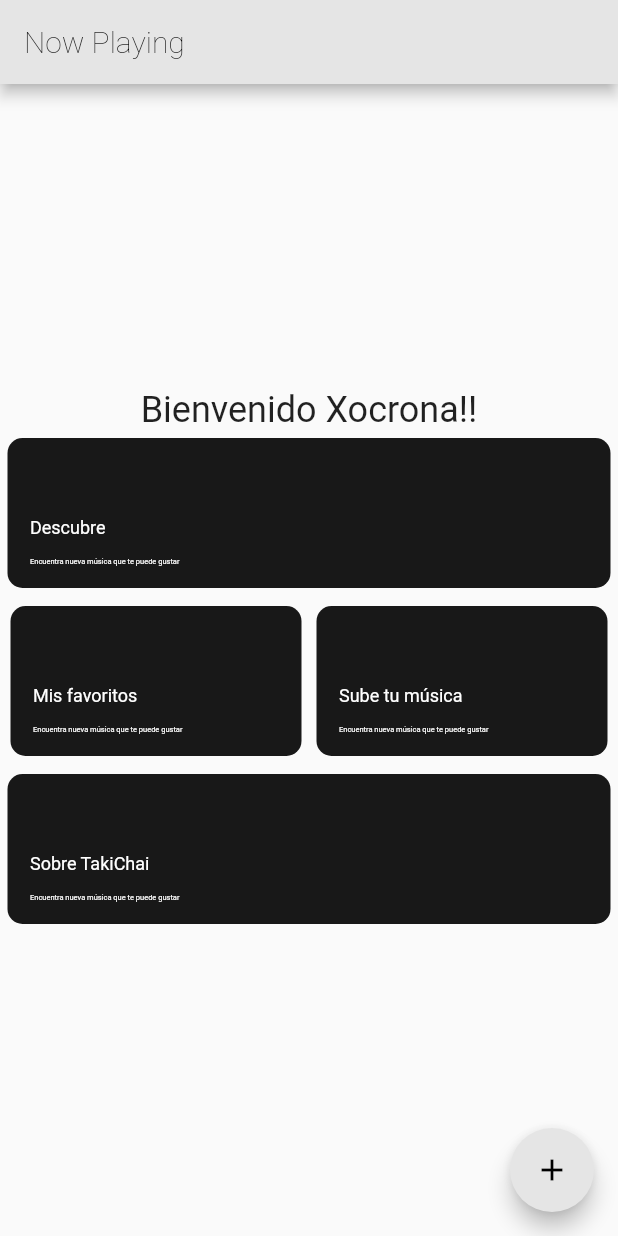
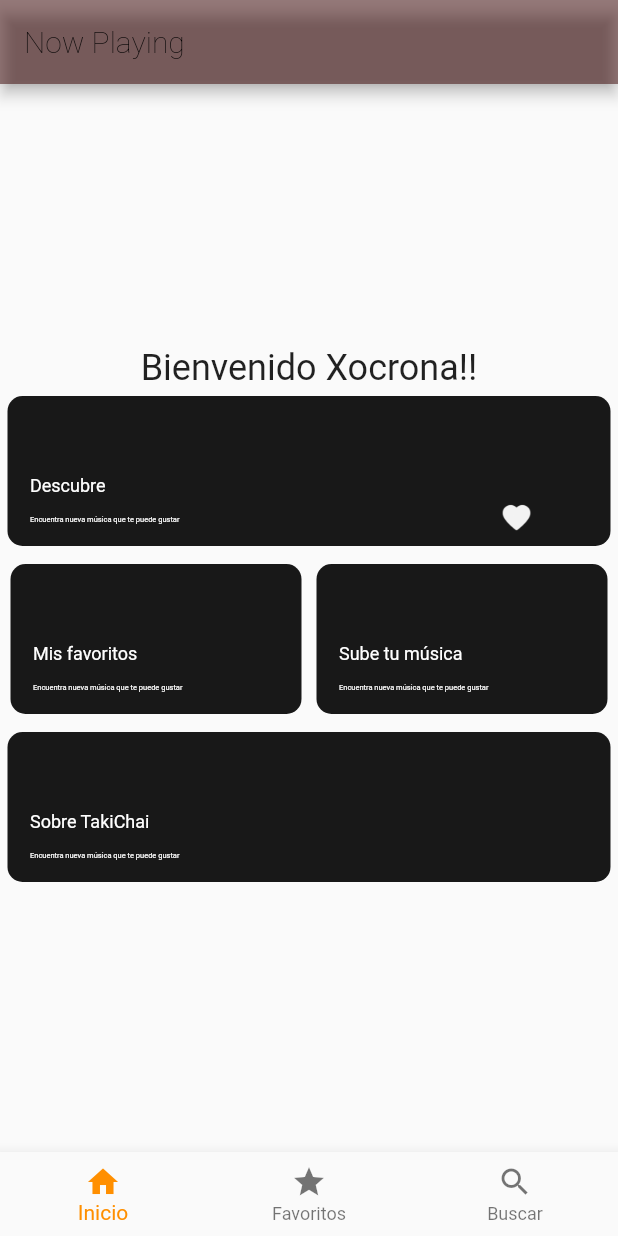
Before and after one commit to sasukenny/takichaiproject, a Flutter app: the screen it shows after launch, on a phone screen of 412 x 824 dp. Run offline on Flutter 3.47's test engine with Material 2 defaults, Android fonts, the phone set to English and light mode, and no system bars; missing offline and left inert: dart:js; Roboto replaces fonts that are missing (Montserrat).

Commit message:
adding wrapper_component

```diff
--- /dev/null
+++ b/lib/Wrapper/wrapper.dart
@@ -0,0 +1,50 @@
+import 'package:flutter/material.dart';
+import '../activities/act_Home.dart';
+import '../components/comp_bottomNavBar.dart';
+import '../components/comp_card.dart';
+
+class Wrapper extends StatefulWidget {
+  const Wrapper({Key? key, required this.title, required this.activitieChild}) : super(key: key);
+  final String title;
+  final Widget activitieChild;
+
+  @override
+  State<Wrapper> createState() => _HomeState();
+}
+
+class _HomeState extends State<Wrapper> {
+  int _counter = 0;
+
+  void _incrementCounter() {
+    setState(() {
+      // This call to setState tells the Flutter framework that something has
+      // changed in this State, which causes it to rerun the build method below
+      // so that the display can reflect the updated values. If we changed
+      // _counter without calling setState(), then the build method would not be
+      // called again, and so nothing would appear to happen.
+      _counter++;
+    });
+  }
+
+  @override
+  Widget build(BuildContext context) {
+
+    return Scaffold(
+      appBar: AppBar(
+        title: Text(widget.title),
+        backgroundColor: Color.fromRGBO(55, 0, 0, 0.5),
+
+      ),
+      //body: const Home(title: 'Now Playing'),
+      body: widget.activitieChild,
+      /*
+      floatingActionButton: FloatingActionButton(
+        onPressed: _incrementCounter,
+        tooltip: 'Increment',
+        child: const Icon(Icons.add),
+      ), */// This trailing comma makes auto-formatting nicer for build methods.
+      bottomNavigationBar: bottomNavBar(),
+    );
+  }
+
+}
--- a/lib/activities/act_Home.dart
+++ b/lib/activities/act_Home.dart
@@ -1,5 +1,8 @@
 import 'package:flutter/material.dart';
+import '../Wrapper/wrapper.dart';
+import '../components/comp_bottomNavBar.dart';
 import '../components/comp_card.dart';
+import 'act_musiclist.dart';
 
 class Home extends StatefulWidget {
   const Home({Key? key, required this.title}) : super(key: key);
@@ -11,30 +14,20 @@ class Home extends StatefulWidget {
 }
 
 class _HomeState extends State<Home> {
-  int _counter = 0;
-
-  void _incrementCounter() {
-    setState(() {
-      // This call to setState tells the Flutter framework that something has
-      // changed in this State, which causes it to rerun the build method below
-      // so that the display can reflect the updated values. If we changed
-      // _counter without calling setState(), then the build method would not be
-      // called again, and so nothing would appear to happen.
-      _counter++;
-    });
-  }
 
   @override
   Widget build(BuildContext context) {
-    comp_card FristComponent = comp_card(titulo: 'Descubre', flexText: 7, img: "assets/images/heart.png");
-    comp_card SecondComponent = comp_card(titulo: 'Mis favoritos', flexText: 9);
-    comp_card ThirdComponent = comp_card(titulo: 'Sube tu música', flexText: 9) ;
-    comp_card FourthComponent = comp_card(titulo: 'Sobre TakiChai', flexText: 7) ;
-    return Scaffold(
-      appBar: AppBar(
-        title: Text(widget.title),
-      ),
-      body: Center(
+    return
+      Wrapper(title: widget.title, activitieChild: elements());
+  }
+
+
+  Container elements(){
+    comp_card firstComponent = const comp_card(titulo: 'Descubre', flexText: 7, img: "assets/images/heart.png", newRoute: MusicList(title: 'hola') ,);
+    comp_card secondComponent = const comp_card(titulo: 'Mis favoritos', flexText: 9, newRoute: MusicList(title: 'hola'));
+    comp_card thirdComponent = const comp_card(titulo: 'Sube tu música', flexText: 9, newRoute: MusicList(title: 'hola')) ;
+    comp_card fourthComponent = const comp_card(titulo: 'Sobre TakiChai', flexText: 7, newRoute: MusicList(title: 'hola')) ;
+    return Container(
 
       child: Column(
           mainAxisAlignment: MainAxisAlignment.center,
@@ -53,46 +46,38 @@ class _HomeState extends State<Home> {
               '$_counter',
               style: Theme.of(context).textTheme.headline4,
             ),*/
-              new Column(
+            Column(
               crossAxisAlignment: CrossAxisAlignment.center,
               mainAxisSize: MainAxisSize.max,
               mainAxisAlignment: MainAxisAlignment.end,
               children: [
-                  FristComponent,
+                firstComponent,
                 Container(
                     margin: const EdgeInsets.all(1.0),
                     padding: const EdgeInsets.all(1.0),
-                      decoration: BoxDecoration(
-                          //border: Border.all(color: Colors.blueAccent)
+                    decoration: const BoxDecoration(
                     ),
                     child:
-                      new Row(
+                    Row(
                       children: [
                         Expanded(
                           flex: 5,
                           child:
-                            SecondComponent,
+                          secondComponent,
                         ),
                         Expanded(
                           flex: 5,
                           child:
-                            ThirdComponent,
+                          thirdComponent,
                         ),
                       ],
                     )
                 ),
-                  FourthComponent,
+                fourthComponent,
               ],
             ),
           ]
       ),
-      ),
-      floatingActionButton: FloatingActionButton(
-        onPressed: _incrementCounter,
-        tooltip: 'Increment',
-        child: const Icon(Icons.add),
-      ), // This trailing comma makes auto-formatting nicer for build methods.
     );
   }
-
 }
--- /dev/null
+++ b/lib/components/comp_bottomNavBar.dart
@@ -0,0 +1,40 @@
+import 'dart:js';
+import 'package:flutter/cupertino.dart';
+import 'package:flutter/material.dart';
+class bottomNavBar extends StatelessWidget{
+  //attributes
+  //final String titulo;
+  //final int flexText;
+  //final String img;
+  //final StatefulWidget newRoute;
+  //constructor
+  const bottomNavBar({Key? key,
+    //this.img = "",
+    //required this.titulo,
+    //required this.flexText,
+    //required this.newRoute}) : super(key: key);
+    }) : super(key: key);
+  @override
+  Widget build(BuildContext context) {
+    return BottomNavigationBar(
+      items: const <BottomNavigationBarItem>[
+        BottomNavigationBarItem(
+          icon: Icon(Icons.home),
+          label: 'Inicio',
+        ),
+        BottomNavigationBarItem(
+          icon: Icon(Icons.star),
+          label: 'Favoritos',
+        ),
+        BottomNavigationBarItem(
+          icon: Icon(Icons.search),
+          label: 'Buscar',
+        ),
+      ],
+      //currentIndex: _selectedIndex,
+      selectedItemColor: Colors.amber[800],
+      //onTap: _onItemTapped,
+    );
+  }
+
+}
--- a/lib/components/comp_card.dart
+++ b/lib/components/comp_card.dart
@@ -4,19 +4,22 @@ import 'package:flutter/cupertino.dart';
 import 'package:flutter/material.dart';
 
 import '../activities/act_Login.dart';
+import '../activities/act_musiclist.dart';
 
 class comp_card extends StatelessWidget {
   const comp_card({Key? key,
-        String img="",
+        this.img = "",
         required this.titulo,
-        required this.flexText}) : super(key: key);
+        required this.flexText,
+        required this.newRoute}) : super(key: key);
   final String titulo;
   final int flexText;
-  final String img="";
-
+  final String img;
+  final StatefulWidget newRoute;
   @override
   Widget build(BuildContext context) {
     int InvertflexText = 10 - flexText;
+
     return
       InkWell(
         child: Container(
@@ -100,8 +103,13 @@ class comp_card extends StatelessWidget {
           print("Click event on Container");
           Navigator.push(
             context,
-            MaterialPageRoute(builder: (context) => act_Login()),
+            MaterialPageRoute(builder: (context) => newRoute),
           );
+          /*
+          Navigator.push(
+            context,
+            MaterialPageRoute(builder: (context) => MusicList(title: 'hola')),
+          );*/
         },
       );
     throw UnimplementedError();
--- a/lib/main.dart
+++ b/lib/main.dart
@@ -1,5 +1,6 @@
 import 'package:flutter/material.dart';
 import 'package:takichaiproject/activities/act_musiclist.dart';
+import 'Wrapper/wrapper.dart';
 import 'activities/act_Home.dart';
 import 'activities/act_nowPlaying.dart';
 import 'activities/act_musiclist.dart';
@@ -28,6 +29,7 @@ class MyApp extends StatelessWidget {
         )
       ),
       home: const Home(title: 'Now Playing'),
+      //home: const Wrapper(title: 'Now Playing'),
       //home: const NowPlayingPage(title: 'Now Playing'),
       //home: const MusicList(title: 'Music List'),
     );
--- a/pubspec.yaml
+++ b/pubspec.yaml
@@ -62,6 +62,7 @@ flutter:
   assets:
       - assets/images/heart.png
       - assets/images/music-player.png
+      - assets/images/logoTakiChai.jpeg
   #   - images/a_dot_ham.jpeg
 
   # An image asset can refer to one or more resolution-specific "variants", see
```
Also changed, not shown: assets/images/logoTakiChai.jpeg (added). Lines whose indentation alone changed are shown as unchanged.
